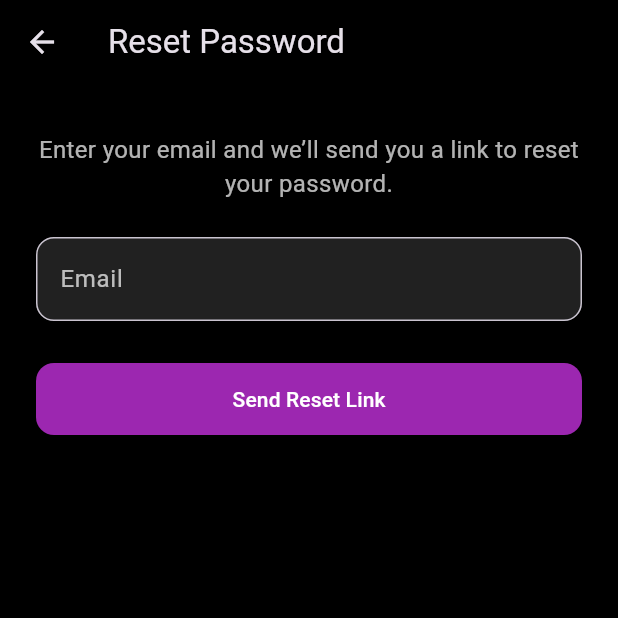
After one commit to theharshitsuri/lease-link-app, a Flutter app: the ForgotPasswordScreen screen opened directly, on a phone screen of 412 x 824 dp, the top half of it. The commit adds this screen. Run offline on Flutter 3.47's test engine with Material 3 defaults, Android fonts, the phone set to English and light mode, and no system bars; our stand-ins replace google_places_flutter, image_picker, supabase_flutter; accounts and stored records are empty; network calls fail.

Commit message:
firgot pass added

```diff
--- a/lib/main.dart
+++ b/lib/main.dart
@@ -4,7 +4,8 @@ import 'screens/auth/welcome_screen.dart';
 import 'screens/auth/login_screen.dart';
 import 'screens/auth/register_screen.dart';
 import 'screens/main_nav_screen.dart';
-import 'screens/auth/profile_setup_screen.dart'; // 👈 Add this import
+import 'screens/auth/profile_setup_screen.dart';
+import 'screens/auth/new_password_screen.dart'; // ✅ For password reset flow
 
 final GlobalKey<NavigatorState> navigatorKey = GlobalKey<NavigatorState>();
 
@@ -36,7 +37,15 @@ class _LeaseLinkAppState extends State<LeaseLinkApp> {
 
       if (event == AuthChangeEvent.signedOut || event == AuthChangeEvent.userDeleted) {
         navigatorKey.currentState?.pushNamedAndRemoveUntil('/', (route) => false);
-      } else if (event == AuthChangeEvent.signedIn) {
+      }
+
+      // ✅ Handle password reset email link
+      else if (event == AuthChangeEvent.passwordRecovery) {
+        navigatorKey.currentState?.pushNamedAndRemoveUntil('/reset-password', (route) => false);
+      }
+
+      // ✅ Handle login + email verification
+      else if (event == AuthChangeEvent.signedIn) {
         final userId = Supabase.instance.client.auth.currentUser?.id;
         if (userId == null) return;
 
@@ -68,7 +77,8 @@ class _LeaseLinkAppState extends State<LeaseLinkApp> {
         '/login': (context) => const LoginScreen(),
         '/register': (context) => const RegisterScreen(),
         '/home': (context) => const MainNavScreen(),
-        '/setup': (context) => const ProfileSetupScreen(), // 👈 Add this route
+        '/setup': (context) => const ProfileSetupScreen(),
+        '/reset-password': (context) => const NewPasswordScreen(), // ✅ password reset UI
       },
     );
   }
--- /dev/null
+++ b/lib/screens/auth/forgot_password_screen.dart
@@ -0,0 +1,104 @@
+import 'package:flutter/material.dart';
+import 'package:supabase_flutter/supabase_flutter.dart';
+
+class ForgotPasswordScreen extends StatefulWidget {
+  const ForgotPasswordScreen({super.key});
+
+  @override
+  State<ForgotPasswordScreen> createState() => _ForgotPasswordScreenState();
+}
+
+class _ForgotPasswordScreenState extends State<ForgotPasswordScreen> {
+  final emailController = TextEditingController();
+  bool isLoading = false;
+
+  Future<void> sendResetLink() async {
+    final email = emailController.text.trim();
+
+    if (email.isEmpty) {
+      ScaffoldMessenger.of(context).showSnackBar(
+        const SnackBar(content: Text("Please enter your email")),
+      );
+      return;
+    }
+
+    setState(() => isLoading = true);
+
+    try {
+      await Supabase.instance.client.auth.resetPasswordForEmail(
+        email,
+        redirectTo: 'io.supabase.leaselink://reset-callback',
+      );
+
+      if (mounted) {
+        ScaffoldMessenger.of(context).showSnackBar(
+          const SnackBar(content: Text("Reset link sent to your email.")),
+        );
+        Navigator.pop(context);
+      }
+    } on AuthException catch (e) {
+      ScaffoldMessenger.of(context).showSnackBar(SnackBar(content: Text(e.message)));
+    } catch (_) {
+      ScaffoldMessenger.of(context).showSnackBar(
+        const SnackBar(content: Text("Something went wrong. Try again later.")),
+      );
+    } finally {
+      setState(() => isLoading = false);
+    }
+  }
+
+  @override
+  Widget build(BuildContext context) {
+    return Scaffold(
+      backgroundColor: Colors.black,
+      appBar: AppBar(
+        title: const Text("Reset Password"),
+        backgroundColor: Colors.black,
+        elevation: 0,
+      ),
+      body: Padding(
+        padding: const EdgeInsets.symmetric(horizontal: 24, vertical: 32),
+        child: Column(
+          children: [
+            const Text(
+              "Enter your email and we’ll send you a link to reset your password.",
+              style: TextStyle(color: Colors.white70, fontSize: 16),
+              textAlign: TextAlign.center,
+            ),
+            const SizedBox(height: 24),
+            TextField(
+              controller: emailController,
+              style: const TextStyle(color: Colors.white),
+              decoration: InputDecoration(
+                labelText: "Email",
+                labelStyle: const TextStyle(color: Colors.white70),
+                filled: true,
+                fillColor: Colors.grey[900],
+                border: OutlineInputBorder(borderRadius: BorderRadius.circular(12)),
+                focusedBorder: OutlineInputBorder(
+                  borderRadius: BorderRadius.circular(12),
+                  borderSide: const BorderSide(color: Colors.purple),
+                ),
+              ),
+            ),
+            const SizedBox(height: 28),
+            SizedBox(
+              width: double.infinity,
+              child: ElevatedButton(
+                onPressed: isLoading ? null : sendResetLink,
+                style: ElevatedButton.styleFrom(
+                  backgroundColor: Colors.purple,
+                  padding: const EdgeInsets.symmetric(vertical: 14),
+                  shape: RoundedRectangleBorder(borderRadius: BorderRadius.circular(12)),
+                ),
+                child: isLoading
+                    ? const CircularProgressIndicator(color: Colors.white)
+                    : const Text("Send Reset Link", style: TextStyle(color: Colors.white)),
+              ),
+            ),
+          ],
+        ),
+      ),
+    );
+  }
+}
--- /dev/null
+++ b/package.json
@@ -0,0 +1,5 @@
+{
+  "dependencies": {
+    "csv-parser": "^3.2.0"
+  }
+}
```
Also changed, not shown: lib/screens/auth/login_screen.dart (+16 -15 lines), lib/screens/auth/new_password_screen.dart (added, +97 -0 lines), lib/screens/home/home_screen.dart (+10 -3 lines), package-lock.json (added).
